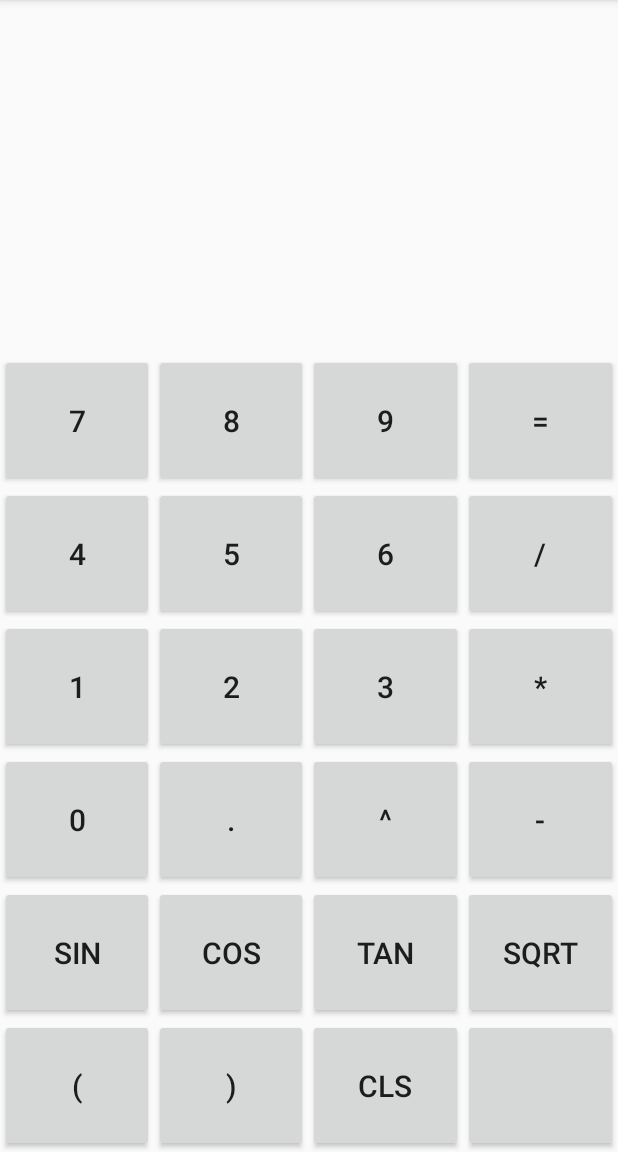
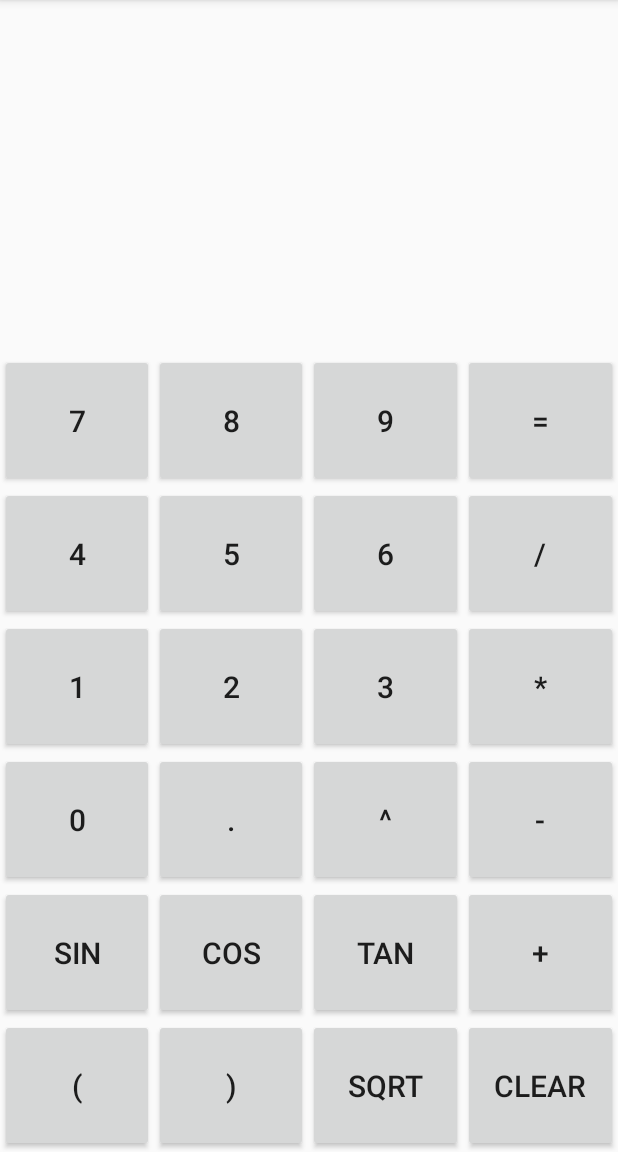
Before and after one commit to su-brat/MyCalculator, an Android app: the screen it shows after launch (MainActivity), on a phone screen of 412 x 824 dp, the part 84-1236 px from its top. Run offline under Robolectric (Android 15) with nearby library versions, the phone set to English and light mode, and no system bars.

Commit message:
Missing addition operation added.

```diff
--- a/app/src/main/res/layout/activity_main.xml
+++ b/app/src/main/res/layout/activity_main.xml
@@ -181,7 +181,7 @@
             android:layout_width="0dp"
             android:layout_height="match_parent"
             android:layout_weight="0.25"
-            android:text="sqrt"
+            android:text="+"
             android:textSize="20sp"
             android:onClick="onTap"/>
     </LinearLayout>
@@ -208,15 +208,16 @@
             android:layout_width="0dp"
             android:layout_height="match_parent"
             android:layout_weight="0.25"
-            android:text="cls"
+            android:text="sqrt"
             android:textSize="20sp"
-            android:onClick="clear"/>
+            android:onClick="onTap"/>
         <Button
             android:layout_width="0dp"
             android:layout_height="match_parent"
             android:layout_weight="0.25"
-            android:text=""
-            android:textSize="20sp"/>
+            android:text="clear"
+            android:textSize="20sp"
+            android:onClick="clear"/>
     </LinearLayout>
 
 </LinearLayout>
```
